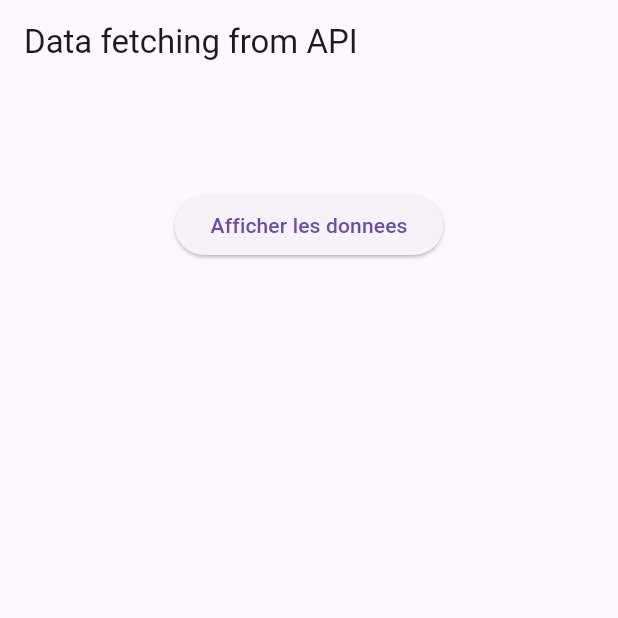
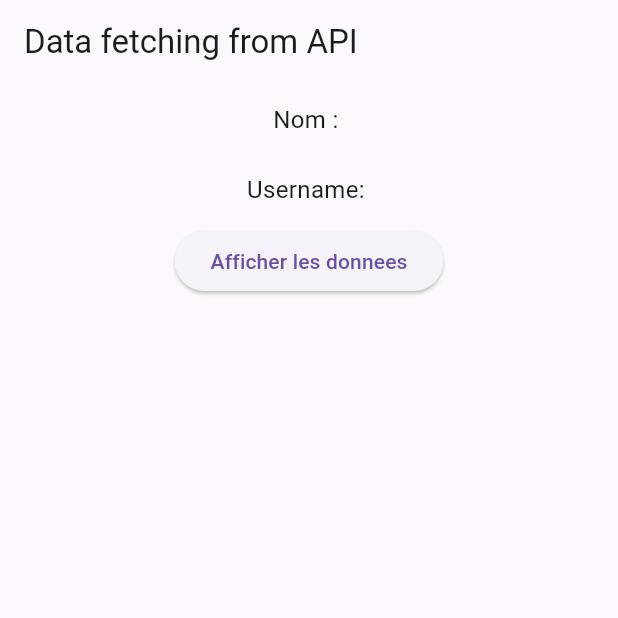
Before and after one commit to cisse410/flutter_app, a Flutter app: the screen it shows after launch, after a tap on "Afficher les donnees", on a phone screen of 412 x 824 dp, the top half of it. Run offline on Flutter 3.47's test engine with Material 3 defaults, Android fonts, the light colour scheme and no system bars; network calls fail.

Commit message:
jsplaceholder usage

```diff
--- a/lib/screens/home_screen.dart
+++ b/lib/screens/home_screen.dart
@@ -11,8 +11,8 @@ class HomeScreen extends StatefulWidget {
 
 class _HomeScreenState extends State<HomeScreen> {
   String title = "Flutter fetching data";
-  String content = "";
-  String auteur = "";
+  String name = "";
+  String username = "";
   @override
   Widget build(BuildContext context) {
     return SafeArea(
@@ -26,29 +26,28 @@ class _HomeScreenState extends State<HomeScreen> {
               Padding(
                   padding: const EdgeInsets.all(12.0),
                   child: Text(
-                    content,
+                    'Nom : $name',
                     style: const TextStyle(fontSize: 16),
                   )),
               Padding(
-                padding: const EdgeInsets.only(right: 10.0),
+                padding: const EdgeInsets.all(12.0),
                 child: Align(
-                    alignment: Alignment.bottomRight,
                     child: Text(
-                      auteur,
-                      style: const TextStyle(fontSize: 16),
-                    )),
+                  'Username: $username',
+                  style: const TextStyle(fontSize: 16),
+                )),
               ),
               ElevatedButton(
                 onPressed: () async {
                   setState(() {
                     title = "Data fetching from API";
                   });
-                  var url = Uri.parse(
-                      'https://api.quotable.io/random?tags=technology%2Cfamous-quotes');
+                  var url =
+                      Uri.parse('https://jsonplaceholder.typicode.com/users/5');
                   var response = await http.get(url);
                   var data = convert.jsonDecode(response.body);
-                  content = data['content'];
-                  auteur = data['author'];
+                  name = data['name'];
+                  username = data['username'];
                   setState(() {});
                 },
                 child: const Text("Afficher les donnees"),
```
